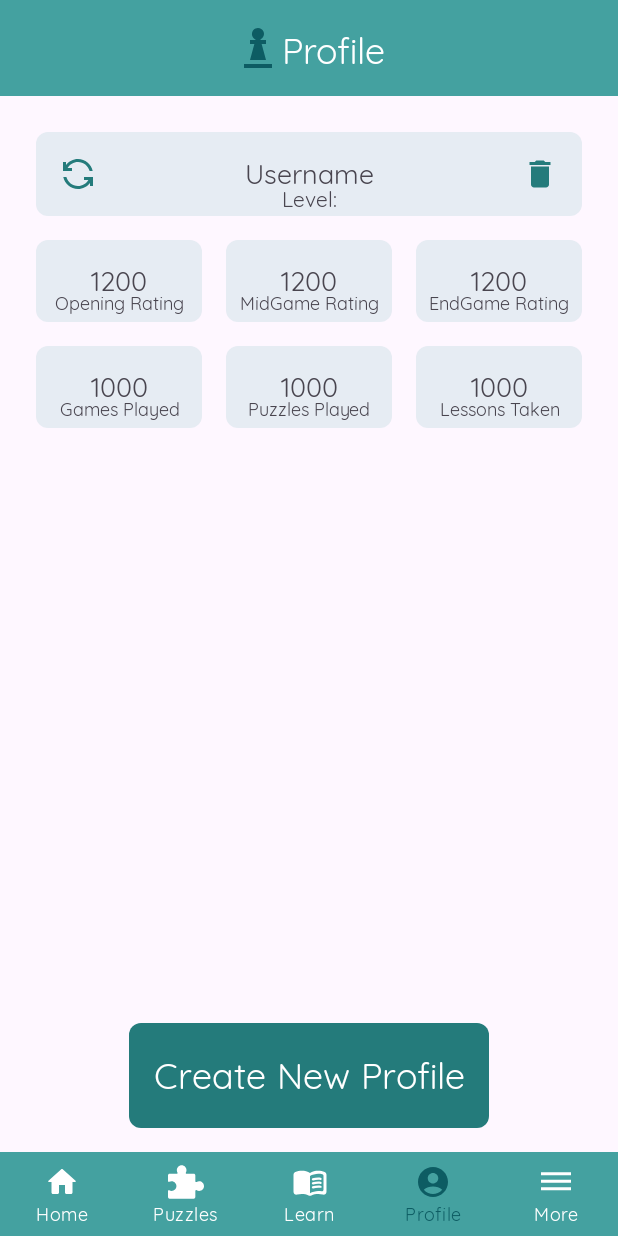
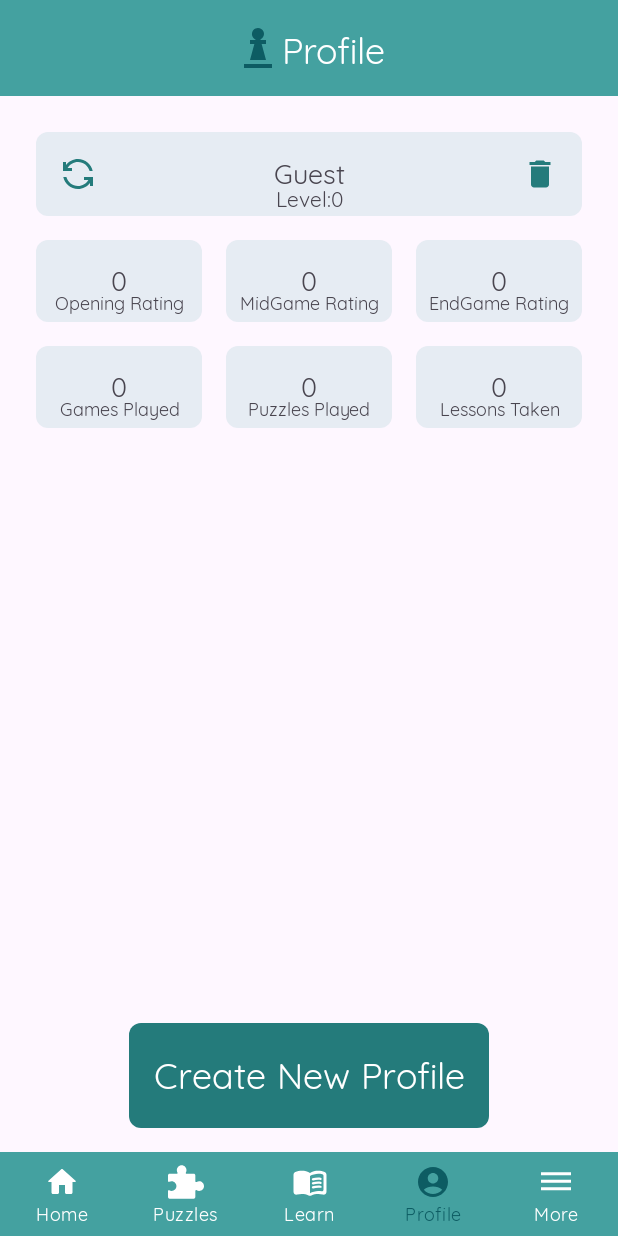
Before and after one commit to jarobeteg/ChessMate, an Android app: the screen it shows after launch (MainActivity), item 4 of the bottom bar chosen, on a phone screen of 412 x 824 dp. Run offline under Robolectric (Android 15) with nearby library versions, the phone set to English and light mode, and no system bars; our stand-ins replace Room's generated code.

Commit message:
Minor changes in the database. Now data are fetched from the database and shown in the profile fragment. The buttons however still not functional.

```diff
--- a/app/src/main/java/com/example/chessmate/database/ChessMateDatabase.kt
+++ b/app/src/main/java/com/example/chessmate/database/ChessMateDatabase.kt
@@ -7,7 +7,7 @@ import androidx.room.RoomDatabase
 import com.example.chessmate.database.dao.UserProfileDAO
 import com.example.chessmate.database.entity.UserProfile
 
-@Database(entities = [UserProfile::class], version = 1, exportSchema = false)
+@Database(entities = [UserProfile::class], version = 2, exportSchema = false)
 abstract class ChessMateDatabase: RoomDatabase() {
     abstract fun userProfileDAO(): UserProfileDAO
 
@@ -21,7 +21,7 @@ abstract class ChessMateDatabase: RoomDatabase() {
                     context.applicationContext,
                     ChessMateDatabase::class.java,
                     "chessmate_database"
-                ).build()
+                ).fallbackToDestructiveMigration().build()
                 INSTANCE = instance
                 instance
             }
--- a/app/src/main/java/com/example/chessmate/database/UserProfileRepository.kt
+++ b/app/src/main/java/com/example/chessmate/database/UserProfileRepository.kt
@@ -2,7 +2,9 @@ package com.example.chessmate.database
 
 import android.content.Context
 import androidx.lifecycle.LiveData
+import androidx.lifecycle.MediatorLiveData
 import androidx.lifecycle.MutableLiveData
+import com.example.chessmate.R
 import com.example.chessmate.database.dao.UserProfileDAO
 import com.example.chessmate.database.entity.UserProfile
 
@@ -23,4 +25,38 @@ class UserProfileRepository(private val context: Context) {
             MutableLiveData<List<UserProfile>>().apply { value = emptyList() }
         }
     }
+
+    suspend fun insertUser(userProfile: UserProfile, onError: (String) -> Unit){
+        try {
+            userProfileDAO.insertUser(userProfile)
+        } catch (ex: Exception){
+            onError(context.getString(R.string.failed_to_insert_user))
+        }
+    }
+
+    fun findActiveProfile(onError: (String) -> Unit): LiveData<UserProfile>{
+        val activeProfileLiveData = userProfileDAO.getActiveProfile()
+
+        val resultLiveData = MediatorLiveData<UserProfile>()
+
+        resultLiveData.addSource(activeProfileLiveData) { activeProfile ->
+            if (activeProfile != null) {
+                resultLiveData.value = activeProfile
+            } else {
+                onError(context.getString(R.string.no_active_profile))
+                resultLiveData.value = UserProfile(
+                    username = "Guest",
+                    openingRating = 0,
+                    midgameRating = 0,
+                    endgameRating = 0,
+                    level = 0,
+                    gamesPlayed = 0,
+                    puzzlesPlayed = 0,
+                    lessonsTaken = 0,
+                    isActive = true
+                )
+            }
+        }
+        return resultLiveData
+    }
 }
--- a/app/src/main/java/com/example/chessmate/database/dao/UserProfileDAO.kt
+++ b/app/src/main/java/com/example/chessmate/database/dao/UserProfileDAO.kt
@@ -17,4 +17,7 @@ interface UserProfileDAO {
 
     @Query("SELECT * FROM userprofile")
     fun getAllUsers(): LiveData<List<UserProfile>>
+
+    @Query("SELECT * FROM userprofile WHERE isActive = 1 LIMIT 1")
+    fun getActiveProfile(): LiveData<UserProfile>
 }
--- a/app/src/main/java/com/example/chessmate/database/entity/UserProfile.kt
+++ b/app/src/main/java/com/example/chessmate/database/entity/UserProfile.kt
@@ -8,12 +8,12 @@ data class UserProfile (
     @PrimaryKey(autoGenerate = true)
     val userID: Long = 0L,
     val username: String,
-    val userStatID: String,
     var openingRating: Int,
     var midgameRating: Int,
     var endgameRating: Int,
     var level: Int,
-    var gamePlayed: Int,
+    var gamesPlayed: Int,
     var puzzlesPlayed: Int,
-    var lessonsTaken: Int
+    var lessonsTaken: Int,
+    var isActive: Boolean
 )
--- a/app/src/main/java/com/example/chessmate/ui/fragment/ProfileFragment.kt
+++ b/app/src/main/java/com/example/chessmate/ui/fragment/ProfileFragment.kt
@@ -6,8 +6,14 @@ import androidx.fragment.app.Fragment
 import android.view.LayoutInflater
 import android.view.View
 import android.view.ViewGroup
+import android.widget.Button
+import android.widget.TextView
+import android.widget.Toast
+import androidx.lifecycle.Observer
 import com.example.chessmate.R
+import com.example.chessmate.database.UserProfileRepository
 import com.example.chessmate.ui.viewmodel.ProfileViewModel
+import com.example.chessmate.ui.viewmodel.ViewModelFactory
 
 class ProfileFragment : Fragment() {
 
@@ -16,12 +22,58 @@ class ProfileFragment : Fragment() {
     }
 
     private lateinit var viewModel: ProfileViewModel
+    private lateinit var userProfileRepository: UserProfileRepository
 
     override fun onCreateView(
         inflater: LayoutInflater, container: ViewGroup?,
         savedInstanceState: Bundle?
     ): View? {
-        return inflater.inflate(R.layout.fragment_profile, container, false)
+        val view = inflater.inflate(R.layout.fragment_profile, container, false)
+        userProfileRepository = UserProfileRepository(requireContext())
+
+        val username = view.findViewById<TextView>(R.id.username)
+        val level = view.findViewById<TextView>(R.id.level)
+        val openingRating = view.findViewById<TextView>(R.id.openingRatingPoint)
+        val midgameRating = view.findViewById<TextView>(R.id.midgameRatingPoint)
+        val endgameRating = view.findViewById<TextView>(R.id.endgameRatingPoint)
+        val gamesPlayed = view.findViewById<TextView>(R.id.gamesPlayedValue)
+        val puzzlesPlayed = view.findViewById<TextView>(R.id.puzzlesPlayedValue)
+        val lessonsTaken = view.findViewById<TextView>(R.id.lessonsTakenValue)
+        val createUserProfile = view.findViewById<Button>(R.id.createUserProfile)
+
+        viewModel = ViewModelProvider(this, ViewModelFactory(userProfileRepository))[ProfileViewModel::class.java]
+
+        viewModel.errorLiveData.observe(viewLifecycleOwner, Observer { errorMessage ->
+            showErrorToUser(errorMessage)
+        })
+
+        viewModel.userProfileLiveData.observe(viewLifecycleOwner, Observer { userProfile ->
+            val levelText = getString(R.string.level) + userProfile.level
+            username.text = userProfile.username
+            level.text = levelText
+            openingRating.text = userProfile.openingRating.toString()
+            midgameRating.text = userProfile.midgameRating.toString()
+            endgameRating.text = userProfile.endgameRating.toString()
+            gamesPlayed.text = userProfile.gamesPlayed.toString()
+            puzzlesPlayed.text = userProfile.puzzlesPlayed.toString()
+            lessonsTaken.text = userProfile.lessonsTaken.toString()
+        })
+
+        viewModel.buttonClicked.observe(viewLifecycleOwner, Observer { clicked ->
+            if (clicked){
+                viewModel.onProfileCreationHandled()
+            }
+        })
+
+        createUserProfile.setOnClickListener {
+            viewModel.onCreateProfileClicked()
+        }
+
+        return view
+    }
+
+    private fun showErrorToUser(errorMessage: String){
+        Toast.makeText(requireContext(), errorMessage, Toast.LENGTH_SHORT).show()
     }
 
     override fun onActivityCreated(savedInstanceState: Bundle?) {
@@ -29,5 +81,4 @@ class ProfileFragment : Fragment() {
         viewModel = ViewModelProvider(this).get(ProfileViewModel::class.java)
         // TODO: Use the ViewModel
     }
-
 }
--- a/app/src/main/java/com/example/chessmate/ui/viewmodel/ProfileViewModel.kt
+++ b/app/src/main/java/com/example/chessmate/ui/viewmodel/ProfileViewModel.kt
@@ -1,7 +1,30 @@
 package com.example.chessmate.ui.viewmodel
 
+import androidx.lifecycle.LiveData
+import androidx.lifecycle.MutableLiveData
 import androidx.lifecycle.ViewModel
+import com.example.chessmate.database.UserProfileRepository
+import com.example.chessmate.database.entity.UserProfile
 
-class ProfileViewModel : ViewModel() {
-    // TODO: Implement the ViewModel
+class ProfileViewModel(repository: UserProfileRepository): ViewModel() {
+    //This is for retrieving the profile from the database with error message if there is no active profiles in the database
+    private val _errorLiveData = MutableLiveData<String>()
+    val errorLiveData: LiveData<String> get() = _errorLiveData
+
+    val userProfileLiveData: LiveData<UserProfile> = repository.findActiveProfile { errorMessage ->
+        _errorLiveData.value = errorMessage
+    }
+
+    //This is the Create new profile button
+    private val _buttonClicked = MutableLiveData<Boolean>()
+    val buttonClicked: LiveData<Boolean>
+        get() = _buttonClicked
+
+    fun onCreateProfileClicked() {
+        _buttonClicked.value = true
+    }
+
+    fun onProfileCreationHandled() {
+        _buttonClicked.value = false
+    }
 }
--- /dev/null
+++ b/app/src/main/java/com/example/chessmate/ui/viewmodel/ViewModelFactory.kt
@@ -0,0 +1,14 @@
+package com.example.chessmate.ui.viewmodel
+
+import androidx.lifecycle.ViewModel
+import androidx.lifecycle.ViewModelProvider
+import com.example.chessmate.database.UserProfileRepository
+
+class ViewModelFactory(private val repository: UserProfileRepository) : ViewModelProvider.Factory {
+    override fun <T : ViewModel> create(modelClass: Class<T>): T {
+        if (modelClass.isAssignableFrom(ProfileViewModel::class.java)) {
+            return ProfileViewModel(repository) as T
+        }
+        throw IllegalArgumentException("Unknown ViewModel class")
+    }
+}
--- a/app/src/main/res/layout/fragment_profile.xml
+++ b/app/src/main/res/layout/fragment_profile.xml
@@ -24,7 +24,6 @@
                 android:id="@+id/username"
                 android:layout_width="match_parent"
                 android:layout_height="wrap_content"
-                android:text="Username"
                 android:textSize="18sp"
                 android:includeFontPadding="false"
                 android:gravity="center"
@@ -63,7 +62,6 @@
                     android:id="@+id/openingRatingPoint"
                     android:layout_width="match_parent"
                     android:layout_height="wrap_content"
-                    android:text="1200"
                     android:textSize="18sp"
                     android:includeFontPadding="false"
                     android:gravity="center"
@@ -71,7 +69,6 @@
                     android:padding="16dp"/>
 
                 <TextView
-                    android:id="@+id/openingRatingTitle"
                     android:layout_width="match_parent"
                     android:layout_height="wrap_content"
                     android:text="@string/opening_rating_title"
@@ -93,7 +90,6 @@
                     android:id="@+id/midgameRatingPoint"
                     android:layout_width="match_parent"
                     android:layout_height="wrap_content"
-                    android:text="1200"
                     android:textSize="18sp"
                     android:includeFontPadding="false"
                     android:gravity="center"
@@ -101,7 +97,6 @@
                     android:padding="16dp"/>
 
                 <TextView
-                    android:id="@+id/midgameRatingTitle"
                     android:layout_width="match_parent"
                     android:layout_height="wrap_content"
                     android:text="@string/midgame_rating_title"
@@ -123,7 +118,6 @@
                         android:id="@+id/endgameRatingPoint"
                         android:layout_width="match_parent"
                         android:layout_height="wrap_content"
-                        android:text="1200"
                         android:textSize="18sp"
                         android:includeFontPadding="false"
                         android:gravity="center"
@@ -131,7 +125,6 @@
                         android:padding="16dp"/>
 
                     <TextView
-                        android:id="@+id/endgameRatingTitle"
                         android:layout_width="match_parent"
                         android:layout_height="wrap_content"
                         android:text="@string/endgame_rating_title"
@@ -162,7 +155,6 @@
                     android:id="@+id/gamesPlayedValue"
                     android:layout_width="match_parent"
                     android:layout_height="wrap_content"
-                    android:text="1000"
                     android:textSize="18sp"
                     android:includeFontPadding="false"
                     android:gravity="center"
@@ -170,7 +162,6 @@
                     android:padding="16dp"/>
 
                 <TextView
-                    android:id="@+id/gamesPlayedTitle"
                     android:layout_width="match_parent"
                     android:layout_height="wrap_content"
                     android:text="@string/games_played_title"
@@ -192,7 +183,6 @@
                     android:id="@+id/puzzlesPlayedValue"
                     android:layout_width="match_parent"
                     android:layout_height="wrap_content"
-                    android:text="1000"
                     android:textSize="18sp"
                     android:includeFontPadding="false"
                     android:gravity="center"
@@ -200,7 +190,6 @@
                     android:padding="16dp"/>
 
                 <TextView
-                    android:id="@+id/puzzlesPlayedTitle"
                     android:layout_width="match_parent"
                     android:layout_height="wrap_content"
                     android:text="@string/puzzles_played_title"
@@ -222,7 +211,6 @@
                     android:id="@+id/lessonsTakenValue"
                     android:layout_width="match_parent"
                     android:layout_height="wrap_content"
-                    android:text="1000"
                     android:textSize="18sp"
                     android:includeFontPadding="false"
                     android:gravity="center"
@@ -230,7 +218,6 @@
                     android:padding="16dp"/>
 
                 <TextView
-                    android:id="@+id/lessonsTakenTitle"
                     android:layout_width="match_parent"
                     android:layout_height="wrap_content"
                     android:text="@string/lessons_taken_title"
@@ -244,6 +231,7 @@
     </LinearLayout>
 
     <Button
+        android:id="@+id/createUserProfile"
         android:layout_width="wrap_content"
         android:layout_height="wrap_content"
         android:text="@string/create_new_profile"
--- a/app/src/main/res/values/strings.xml
+++ b/app/src/main/res/values/strings.xml
@@ -45,4 +45,8 @@
     <string name="puzzles_played_title">Puzzles Played</string>
     <string name="lessons_taken_title">Lessons Taken</string>
     <string name="level">Level:</string>
+
+    <!--UserProfileRepository strings-->
+    <string name="failed_to_insert_user">Failed to insert user!</string>
+    <string name="no_active_profile">Failed to find an active user! Guest profile loaded.</string>
 </resources>
```
